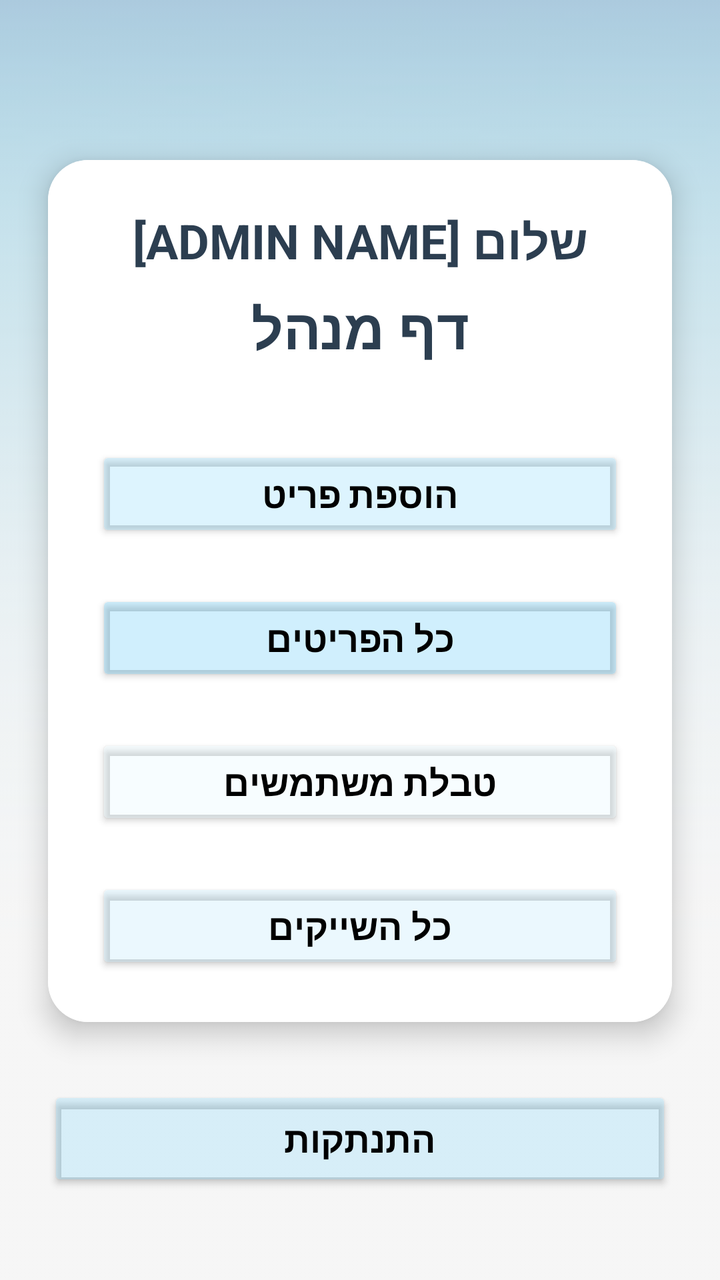
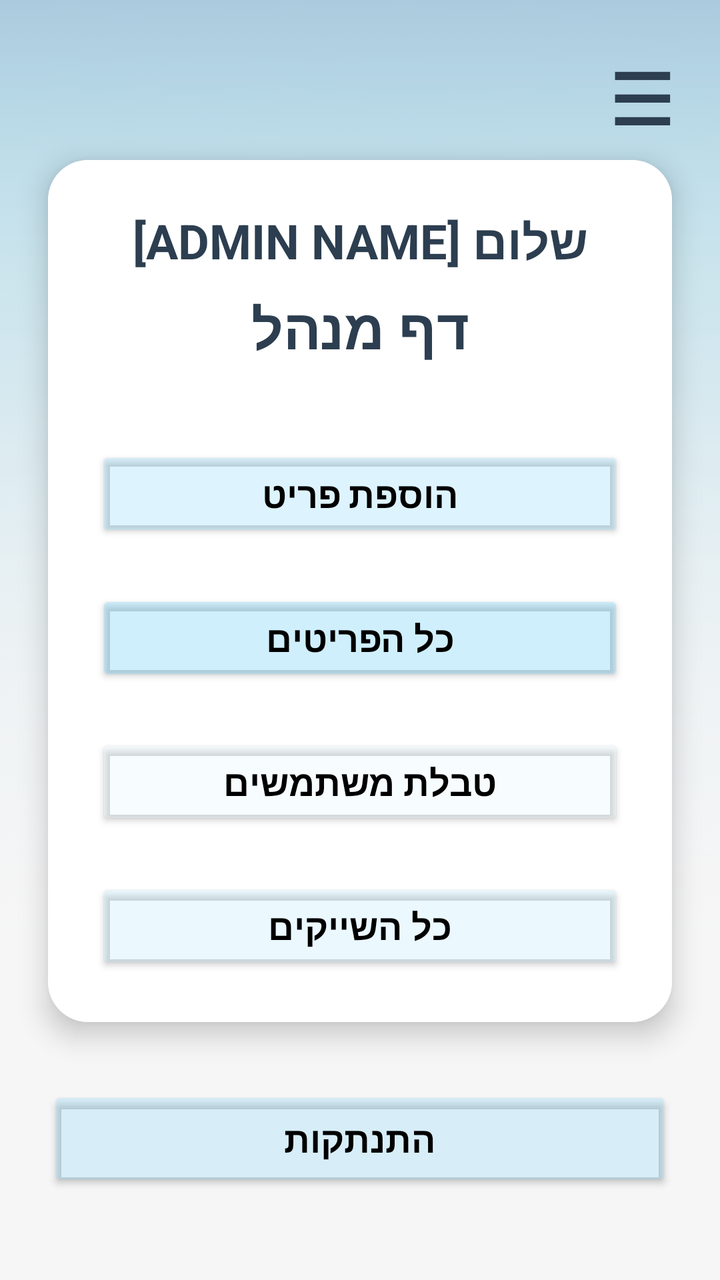

Before-and-after screenshots of an Android layout around one commit, followed by the original layout XML and the change that was made.
<!-- AndroidManifest.xml: application theme Theme.MyFinalProject -->
<!-- res/layout/activity_admin_page.xml -->
<?xml version="1.0" encoding="utf-8"?>
<androidx.constraintlayout.widget.ConstraintLayout
    xmlns:android="http://schemas.android.com/apk/res/android"
    xmlns:app="http://schemas.android.com/apk/res-auto"
    xmlns:tools="http://schemas.android.com/tools"
    android:id="@+id/main"
    android:layout_width="match_parent"
    android:layout_height="match_parent"
    android:background="#F2F2F2"
    tools:context=".AdminPage">

    <ImageView
        android:id="@+id/backgroundImage"
        android:layout_width="match_parent"
        android:layout_height="match_parent"
        android:scaleType="centerCrop"
        android:src="@drawable/backhome1"
        android:alpha="0.3"
        android:clickable="false"
        android:focusable="false"
        app:layout_constraintTop_toTopOf="parent"
        app:layout_constraintBottom_toBottomOf="parent"
        app:layout_constraintStart_toStartOf="parent"
        app:layout_constraintEnd_toEndOf="parent"/>

    <androidx.cardview.widget.CardView
        android:id="@+id/adminPanelCard"
        android:layout_width="match_parent"
        android:layout_height="wrap_content"
        android:layout_marginHorizontal="24dp"
        android:layout_marginTop="80dp"
        app:cardCornerRadius="20dp"
        app:cardElevation="8dp"
        app:layout_constraintTop_toTopOf="parent"
        app:layout_constraintStart_toStartOf="parent"
        app:layout_constraintEnd_toEndOf="parent">

        <LinearLayout
            android:layout_width="match_parent"
            android:layout_height="wrap_content"
            android:orientation="vertical"
            android:padding="24dp"
            android:background="#FFFFFF">

            <TextView
                android:id="@+id/tvGreeting"
                android:layout_width="match_parent"
                android:layout_height="wrap_content"
                android:text="שלום [ADMIN NAME]"
                android:textSize="24sp"
                android:textStyle="bold"
                android:textColor="#2C3E50"
                android:layout_marginBottom="8dp"
                android:gravity="center"
                android:layout_gravity="center_horizontal"/>

            <TextView
                android:id="@+id/adminTitle"
                android:layout_width="wrap_content"
                android:layout_height="wrap_content"
                android:text="דף מנהל"
                android:textSize="28sp"
                android:textStyle="bold"
                android:textColor="#2C3E50"
                android:layout_marginBottom="40dp"
                android:gravity="center"
                android:layout_gravity="center_horizontal"/>

            <Button
                android:id="@+id/btnAddItem"
                android:layout_width="match_parent"
                android:layout_height="wrap_content"
                android:text="הוספת פריט"
                android:textStyle="bold"
                android:textSize="18sp"
                android:backgroundTint="#4481D4FA"
                android:textColor="#000000"
                android:layout_marginBottom="24dp" />

            <Button
                android:id="@+id/btnItems"
                android:layout_width="match_parent"
                android:layout_height="wrap_content"
                android:text="כל הפריטים"
                android:textStyle="bold"
                android:textSize="18sp"
                android:backgroundTint="#444FC3F7"
                android:textColor="#000000"
                android:layout_marginBottom="24dp" />

            <Button
                android:id="@+id/btnUserTable"
                android:layout_width="match_parent"
                android:layout_height="wrap_content"
                android:text="טבלת משתמשים"
                android:textStyle="bold"
                android:textSize="18sp"
                android:backgroundTint="#44E1F5FE"
                android:textColor="#000000"
                android:layout_marginBottom="24dp" />

            <Button
                android:id="@+id/btnAllShakes"
                android:layout_width="match_parent"
                android:layout_height="wrap_content"
                android:text="כל השייקים"
                android:textStyle="bold"
                android:textSize="18sp"
                android:backgroundTint="#44B3E5FC"
                android:textColor="#000000" />

        </LinearLayout>
    </androidx.cardview.widget.CardView>

    <Button
        android:id="@+id/btnLogout"
        android:layout_width="match_parent"
        android:layout_height="wrap_content"
        android:text="התנתקות"
        android:textStyle="bold"
        android:textSize="18sp"
        android:paddingVertical="14dp"
        android:layout_marginHorizontal="24dp"
        android:layout_marginTop="32dp"
        android:backgroundTint="#4481D4FA"
        android:textColor="#000000"
        app:layout_constraintTop_toBottomOf="@id/adminPanelCard"
        app:layout_constraintStart_toStartOf="parent"
        app:layout_constraintEnd_toEndOf="parent" />

</androidx.constraintlayout.widget.ConstraintLayout>
<!-- resources referenced by this layout -->
<resources>
  <!-- drawable backhome1: jpg bitmap (drawable, 11164 bytes) -->
  <style name="Theme.MyFinalProject" parent="Base.Theme.MyFinalProject" />
  <style name="Base.Theme.MyFinalProject" parent="Theme.AppCompat.DayNight.NoActionBar">
          
          
      </style>
</resources>

<!-- the commit's change to res/layout/activity_admin_page.xml (unified diff, before → after) -->
@@ -22,6 +22,19 @@
         app:layout_constraintBottom_toBottomOf="parent"
         app:layout_constraintStart_toStartOf="parent"
         app:layout_constraintEnd_toEndOf="parent"/>
+
+    <TextView
+        android:id="@+id/btnHamburgerMenu"
+        android:layout_width="wrap_content"
+        android:layout_height="wrap_content"
+        android:layout_margin="16dp"
+        android:padding="8dp"
+        android:text="☰"
+        android:textColor="#2C3E50"
+        android:textSize="36sp"
+        android:textStyle="bold"
+        app:layout_constraintTop_toTopOf="parent"
+        app:layout_constraintEnd_toEndOf="parent" />
 
     <androidx.cardview.widget.CardView
         android:id="@+id/adminPanelCard"
